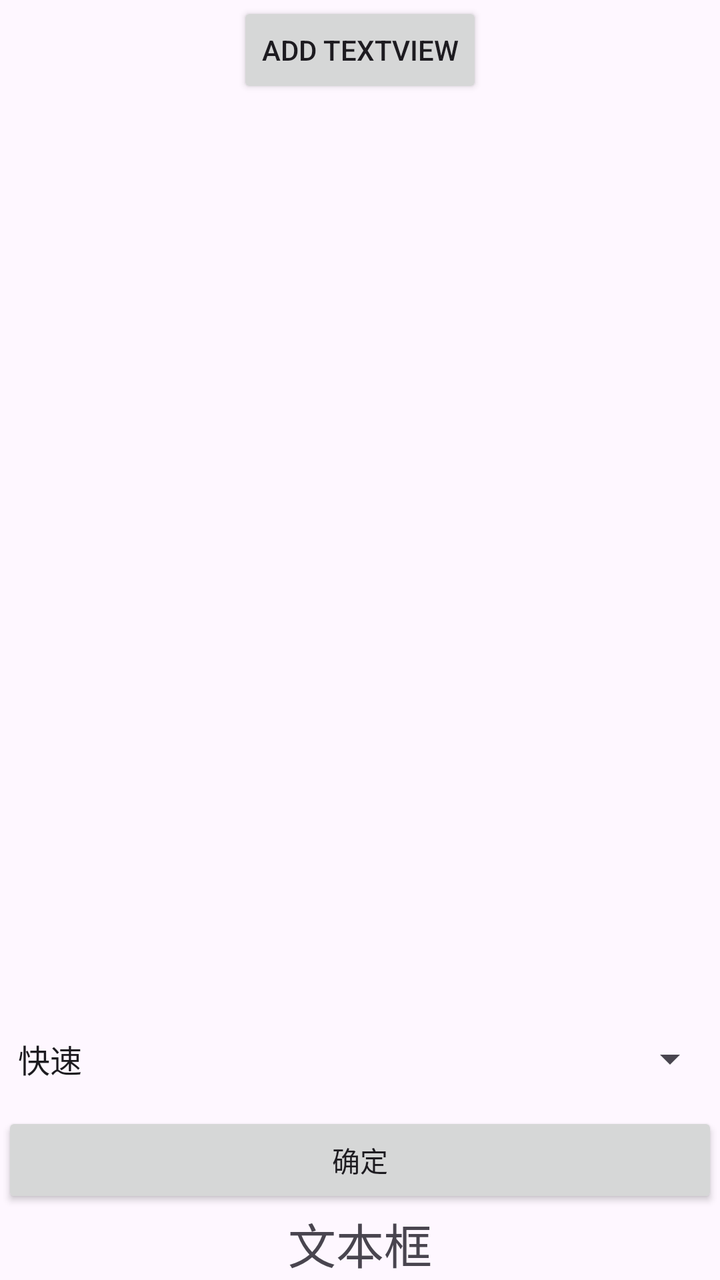
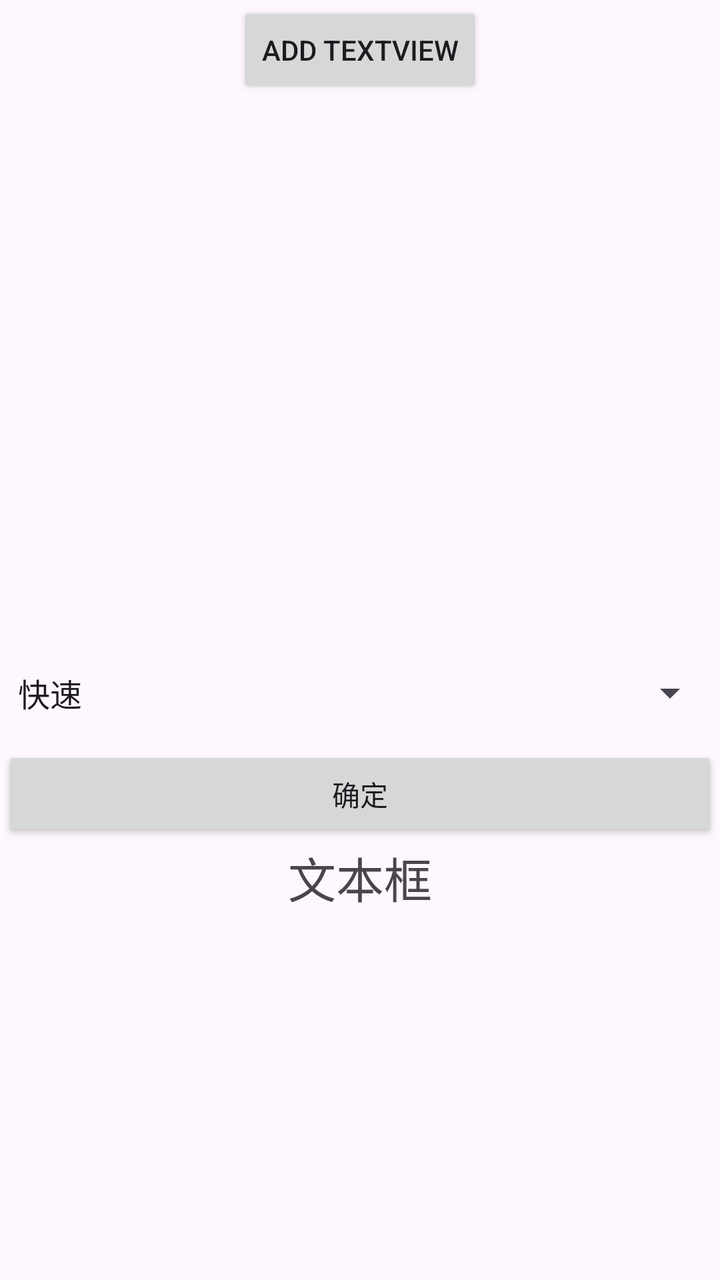

Screens rendered from an Android XML layout before and after an edit, with the pre-edit source and the edit as a unified diff.
<!-- AndroidManifest.xml: application theme Theme.KotlinMVC -->
<!-- res/layout/activity_main.xml -->
<?xml version="1.0" encoding="utf-8"?>
<androidx.constraintlayout.widget.ConstraintLayout xmlns:android="http://schemas.android.com/apk/res/android"
    xmlns:app="http://schemas.android.com/apk/res-auto"
    xmlns:tools="http://schemas.android.com/tools"
    android:id="@+id/main"
    android:layout_width="match_parent"
    android:layout_height="match_parent"
    tools:context=".MainActivity">

    <LinearLayout
        android:layout_width="0dp"
        android:layout_height="0dp"
        android:layout_marginStart="1dp"
        android:layout_marginTop="1dp"
        android:layout_marginEnd="1dp"
        android:layout_marginBottom="1dp"
        android:orientation="vertical"
        app:layout_constraintBottom_toBottomOf="parent"
        app:layout_constraintEnd_toEndOf="parent"
        app:layout_constraintStart_toStartOf="parent"
        app:layout_constraintTop_toTopOf="parent">

        <Button
            android:id="@+id/buttonAddTextView"
            android:layout_width="wrap_content"
            android:layout_height="wrap_content"
            android:layout_gravity="center_horizontal"
            android:text="@string/add_textview" />

        <ScrollView
            android:layout_width="match_parent"
            android:layout_height="448dp"
            android:layout_weight="1">

            <LinearLayout
                android:id="@+id/textViewContainer"
                android:layout_width="match_parent"
                android:layout_height="wrap_content"
                android:orientation="vertical" />
        </ScrollView>

        <Spinner
            android:id="@+id/spinner"
            android:layout_width="match_parent"
            android:layout_height="53dp"
            android:entries="@array/list" />

        <Button
            android:id="@+id/button"
            android:layout_width="match_parent"
            android:layout_height="wrap_content"
            android:text="@string/button" />

        <TextView
            android:id="@+id/textView"
            android:layout_width="match_parent"
            android:layout_height="wrap_content"
            android:gravity="center"
            android:textSize="24sp"
            android:text="@string/textview" />
    </LinearLayout>
</androidx.constraintlayout.widget.ConstraintLayout>
<!-- resources referenced by this layout -->
<resources>
  <string-array name="list">
          <item>快速</item>
          <item>容易</item>
          <item>学语言</item>
          <item>面向对象</item>
      </string-array>
  <string name="add_textview">ADD TEXTVIEW</string>
  <string name="button">确定</string>
  <string name="textview">文本框</string>
  <style name="Theme.KotlinMVC" parent="Base.Theme.KotlinMVC" />
  <style name="Base.Theme.KotlinMVC" parent="Theme.Material3.DayNight.NoActionBar">
          
          
      </style>
</resources>

<!-- the commit's change to res/layout/activity_main.xml (unified diff, before → after) -->
@@ -20,43 +20,57 @@
         app:layout_constraintStart_toStartOf="parent"
         app:layout_constraintTop_toTopOf="parent">
 
-        <Button
-            android:id="@+id/buttonAddTextView"
-            android:layout_width="wrap_content"
-            android:layout_height="wrap_content"
-            android:layout_gravity="center_horizontal"
-            android:text="@string/add_textview" />
+        <LinearLayout
+            android:layout_width="match_parent"
+            android:layout_height="0dp"
+            android:layout_weight="1"
+            android:orientation="vertical">
 
-        <ScrollView
+            <Button
+                android:id="@+id/buttonAddTextView"
+                android:layout_width="wrap_content"
+                android:layout_height="wrap_content"
+                android:layout_gravity="center_horizontal"
+                android:text="@string/add_textview" />
+
+            <ScrollView
+                android:layout_width="match_parent"
+                android:layout_height="0dp"
+                android:layout_weight="1">
+
+                <LinearLayout
+                    android:id="@+id/textViewContainer"
+                    android:layout_width="match_parent"
+                    android:layout_height="wrap_content"
+                    android:orientation="vertical" />
+            </ScrollView>
+        </LinearLayout>
+
+        <LinearLayout
             android:layout_width="match_parent"
-            android:layout_height="448dp"
-            android:layout_weight="1">
+            android:layout_height="0dp"
+            android:layout_weight="1"
+            android:orientation="vertical">
 
-            <LinearLayout
-                android:id="@+id/textViewContainer"
+            <Spinner
+                android:id="@+id/spinner"
+                android:layout_width="match_parent"
+                android:layout_height="53dp"
+                android:entries="@array/list" />
+
+            <Button
+                android:id="@+id/button"
                 android:layout_width="match_parent"
                 android:layout_height="wrap_content"
-                android:orientation="vertical" />
-        </ScrollView>
+                android:text="@string/button" />
 
-        <Spinner
-            android:id="@+id/spinner"
-            android:layout_width="match_parent"
-            android:layout_height="53dp"
-            android:entries="@array/list" />
-
-        <Button
-            android:id="@+id/button"
-            android:layout_width="match_parent"
-            android:layout_height="wrap_content"
-            android:text="@string/button" />
-
-        <TextView
-            android:id="@+id/textView"
-            android:layout_width="match_parent"
-            android:layout_height="wrap_content"
-            android:gravity="center"
-            android:textSize="24sp"
-            android:text="@string/textview" />
+            <TextView
+                android:id="@+id/textView"
+                android:layout_width="match_parent"
+                android:layout_height="wrap_content"
+                android:gravity="center"
+                android:textSize="24sp"
+                android:text="@string/textview" />
+        </LinearLayout>
     </LinearLayout>
 </androidx.constraintlayout.widget.ConstraintLayout>
<!-- resource entries referenced after the edit -->
@@ -3,7 +3,7 @@
   <string-array name="list">
           <item>快速</item>
           <item>容易</item>
-          <item>学语言</item>
+          <item>新语言</item>
           <item>面向对象</item>
       </string-array>
   <string name="add_textview">ADD TEXTVIEW</string>
